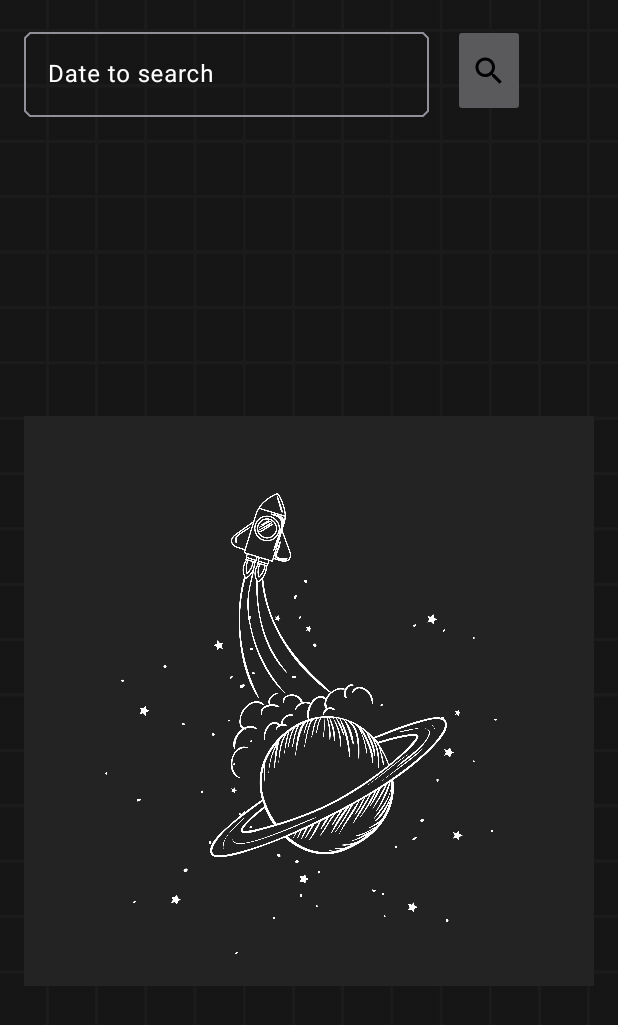
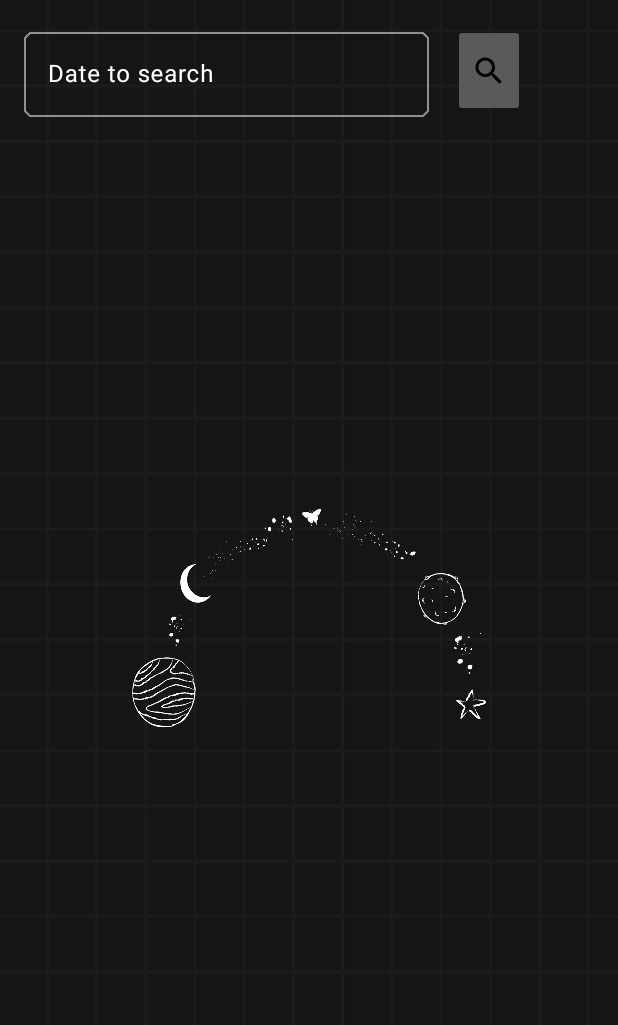
Before and after one commit to agustin-ollin/SpaceOllin_API-NASA, an Android app: the screen it shows after launch (MainActivity), on a phone screen of 412 x 824 dp. Shown: the top 1025 px of the screen. Run offline under Robolectric (Android 15) with nearby library versions, the phone set to English and light mode, and no system bars; our stand-ins replace Picasso; pictures from the network do not load.

Commit message:
Se elimino imagen de ejemplo

```diff
--- a/app/src/main/res/layout/activity_main.xml
+++ b/app/src/main/res/layout/activity_main.xml
@@ -79,7 +79,7 @@
         android:layout_marginEnd="16dp"
         android:layout_marginStart="16dp"
         android:layout_marginBottom="16dp"
-        android:src="@drawable/moon"
+
         app:layout_constraintTop_toBottomOf="@+id/titleImage"
         app:layout_constraintStart_toStartOf="parent"
         app:layout_constraintEnd_toEndOf="parent"
```
